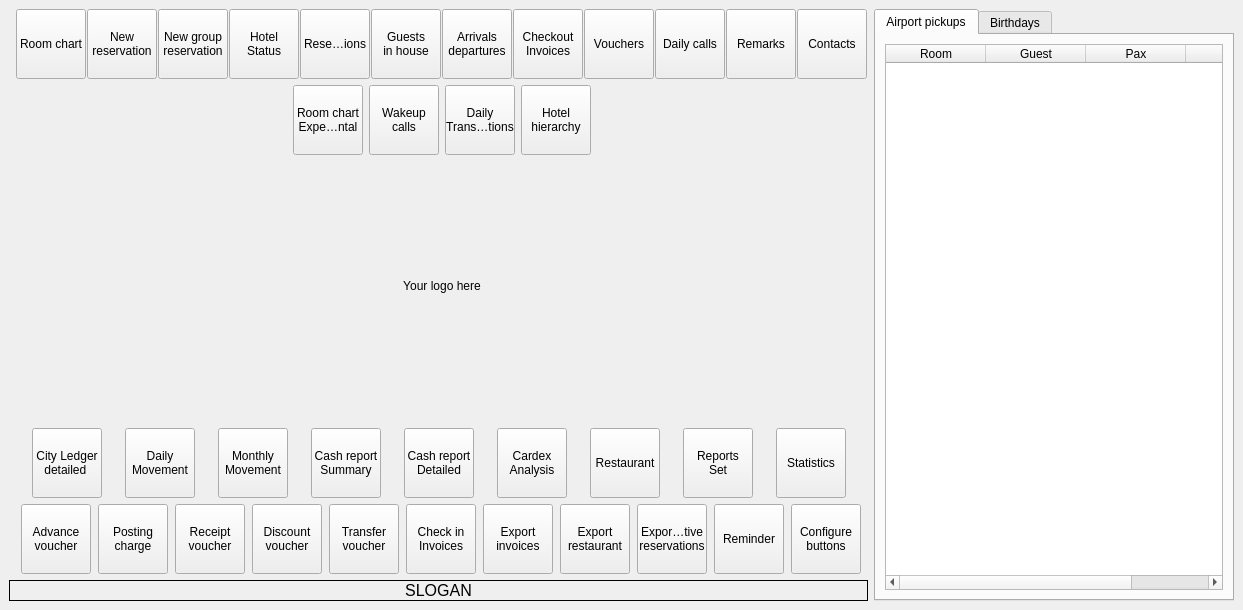
Above: Resort/wwelcome.ui from End1-1/Resort before the change. Below: the same form after it.
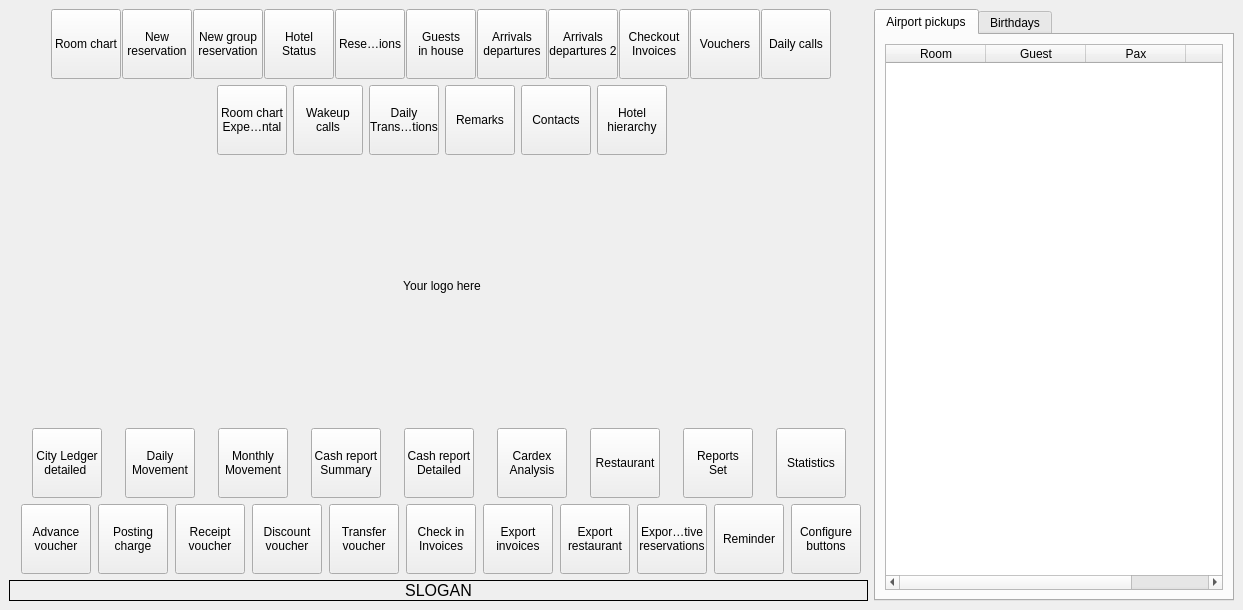
That is the form after the change. Icons and pictures are not drawn. Custom widgets are drawn as their Qt base class.

What changed in the file:
```diff
--- a/Resort/wwelcome.ui
+++ b/Resort/wwelcome.ui
@@ -594,6 +594,42 @@
            </property>
           </widget>
          </item>
+         <item>
+          <widget class="QToolButton" name="btnArrivalDeparture_2">
+           <property name="minimumSize">
+            <size>
+             <width>70</width>
+             <height>70</height>
+            </size>
+           </property>
+           <property name="maximumSize">
+            <size>
+             <width>70</width>
+             <height>70</height>
+            </size>
+           </property>
+           <property name="text">
+            <string>Arrivals
+departures 2</string>
+           </property>
+           <property name="icon">
+            <iconset resource="res.qrc">
+             <normaloff>:/images/arrival.png</normaloff>:/images/arrival.png</iconset>
+           </property>
+           <property name="iconSize">
+            <size>
+             <width>32</width>
+             <height>32</height>
+            </size>
+           </property>
+           <property name="toolButtonStyle">
+            <enum>Qt::ToolButtonTextUnderIcon</enum>
+           </property>
+           <property name="Tag" stdset="0">
+            <string/>
+           </property>
+          </widget>
+         </item>
          <item>
           <widget class="QToolButton" name="btnCheckoutInvoices">
            <property name="minimumSize">
@@ -706,76 +742,6 @@
            </property>
           </widget>
          </item>
-         <item>
-          <widget class="QToolButton" name="btnRemarks">
-           <property name="minimumSize">
-            <size>
-             <width>70</width>
-             <height>70</height>
-            </size>
-           </property>
-           <property name="maximumSize">
-            <size>
-             <width>70</width>
-             <height>70</height>
-            </size>
-           </property>
-           <property name="text">
-            <string>Remarks</string>
-           </property>
-           <property name="icon">
-            <iconset resource="res.qrc">
-             <normaloff>:/images/remarks.png</normaloff>:/images/remarks.png</iconset>
-           </property>
-           <property name="iconSize">
-            <size>
-             <width>32</width>
-             <height>32</height>
-            </size>
-           </property>
-           <property name="toolButtonStyle">
-            <enum>Qt::ToolButtonTextUnderIcon</enum>
-           </property>
-           <property name="Tag" stdset="0">
-            <string/>
-           </property>
-          </widget>
-         </item>
-         <item>
-          <widget class="QToolButton" name="btnContacts">
-           <property name="minimumSize">
-            <size>
-             <width>70</width>
-             <height>70</height>
-            </size>
-           </property>
-           <property name="maximumSize">
-            <size>
-             <width>70</width>
-             <height>70</height>
-            </size>
-           </property>
-           <property name="text">
-            <string>Contacts</string>
-           </property>
-           <property name="icon">
-            <iconset resource="res.qrc">
-             <normaloff>:/images/phone-book.png</normaloff>:/images/phone-book.png</iconset>
-           </property>
-           <property name="iconSize">
-            <size>
-             <width>32</width>
-             <height>32</height>
-            </size>
-           </property>
-           <property name="toolButtonStyle">
-            <enum>Qt::ToolButtonTextUnderIcon</enum>
-           </property>
-           <property name="Tag" stdset="0">
-            <string/>
-           </property>
-          </widget>
-         </item>
          <item>
           <spacer name="horizontalSpacer_2">
            <property name="orientation">
@@ -1759,6 +1725,76 @@
            </property>
           </widget>
          </item>
+         <item>
+          <widget class="QToolButton" name="btnRemarks">
+           <property name="minimumSize">
+            <size>
+             <width>70</width>
+             <height>70</height>
+            </size>
+           </property>
+           <property name="maximumSize">
+            <size>
+             <width>70</width>
+             <height>70</height>
+            </size>
+           </property>
+           <property name="text">
+            <string>Remarks</string>
+           </property>
+           <property name="icon">
+            <iconset resource="res.qrc">
+             <normaloff>:/images/remarks.png</normaloff>:/images/remarks.png</iconset>
+           </property>
+           <property name="iconSize">
+            <size>
+             <width>32</width>
+             <height>32</height>
+            </size>
+           </property>
+           <property name="toolButtonStyle">
+            <enum>Qt::ToolButtonTextUnderIcon</enum>
+           </property>
+           <property name="Tag" stdset="0">
+            <string/>
+           </property>
+          </widget>
+         </item>
+         <item>
+          <widget class="QToolButton" name="btnContacts">
+           <property name="minimumSize">
+            <size>
+             <width>70</width>
+             <height>70</height>
+            </size>
+           </property>
+           <property name="maximumSize">
+            <size>
+             <width>70</width>
+             <height>70</height>
+            </size>
+           </property>
+           <property name="text">
+            <string>Contacts</string>
+           </property>
+           <property name="icon">
+            <iconset resource="res.qrc">
+             <normaloff>:/images/phone-book.png</normaloff>:/images/phone-book.png</iconset>
+           </property>
+           <property name="iconSize">
+            <size>
+             <width>32</width>
+             <height>32</height>
+            </size>
+           </property>
+           <property name="toolButtonStyle">
+            <enum>Qt::ToolButtonTextUnderIcon</enum>
+           </property>
+           <property name="Tag" stdset="0">
+            <string/>
+           </property>
+          </widget>
+         </item>
          <item>
           <widget class="EToolbarButton" name="btnHotelHierarchy">
            <property name="minimumSize">
```
